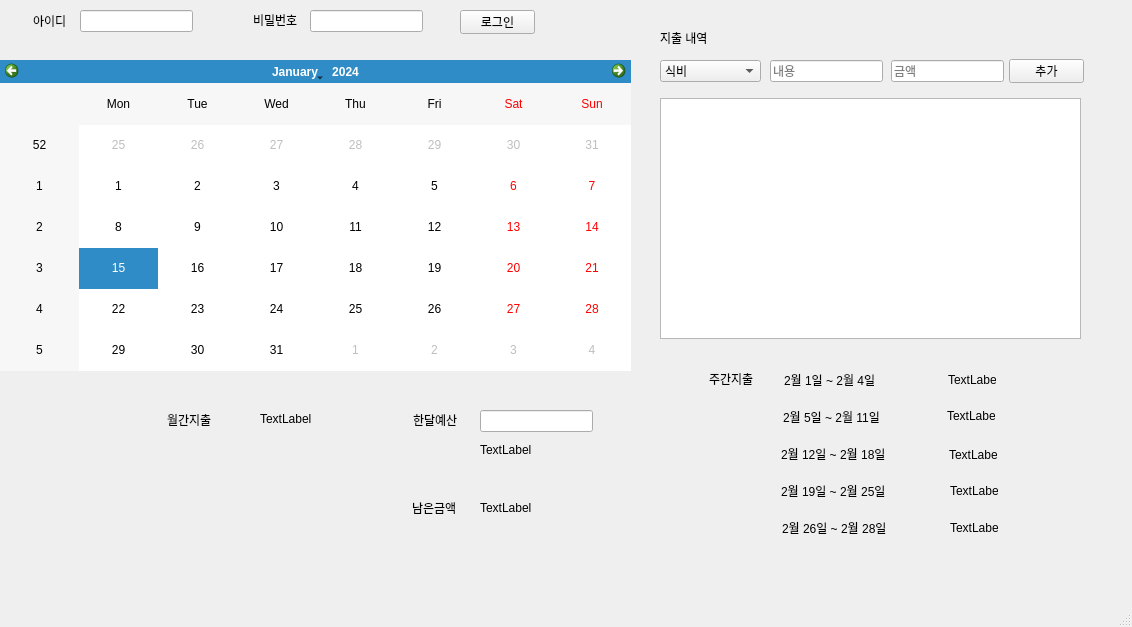
Above: mainwindow.ui from soyyoonn/cpp_gui before the change. Below: the same form after it.
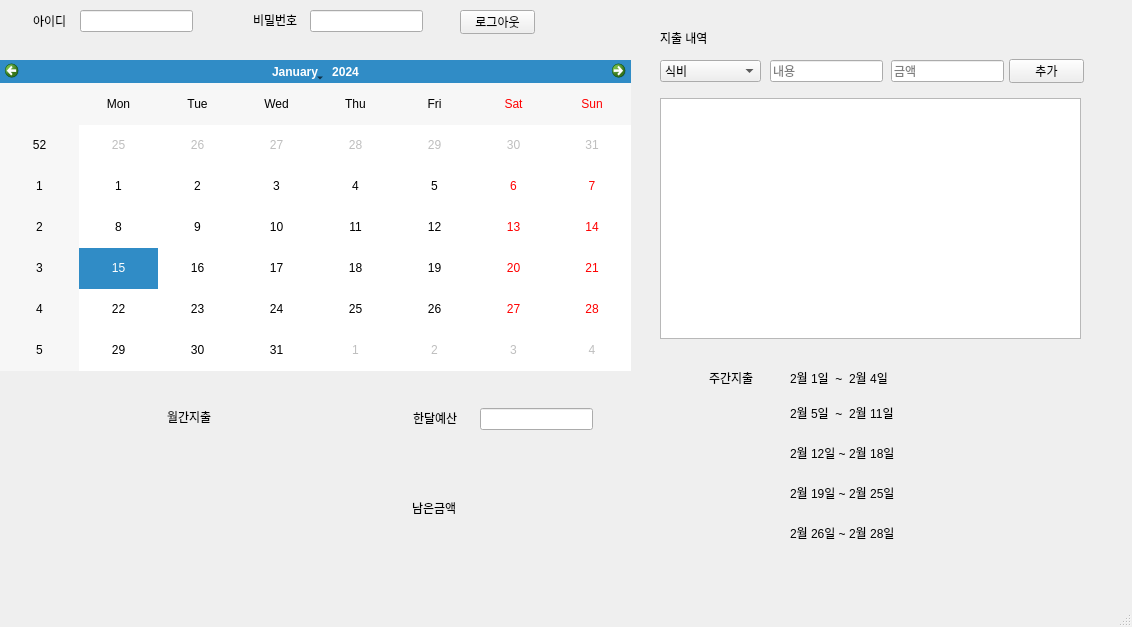
That is the form after the change. The open tabs and pages were chosen to show the change.

```diff
--- a/mainwindow.ui
+++ b/mainwindow.ui
@@ -128,7 +128,7 @@
       <property name="geometry">
        <rect>
         <x>167</x>
-        <y>404</y>
+        <y>401</y>
         <width>51</width>
         <height>31</height>
        </rect>
@@ -141,7 +141,7 @@
       <property name="geometry">
        <rect>
         <x>413</x>
-        <y>412</y>
+        <y>410</y>
         <width>48</width>
         <height>16</height>
        </rect>
@@ -167,7 +167,7 @@
       <property name="geometry">
        <rect>
         <x>709</x>
-        <y>371</y>
+        <y>370</y>
         <width>48</width>
         <height>16</height>
        </rect>
@@ -176,50 +176,11 @@
        <string>주간지출</string>
       </property>
      </widget>
-     <widget class="QLabel" name="label_5">
-      <property name="geometry">
-       <rect>
-        <x>784</x>
-        <y>372</y>
-        <width>111</width>
-        <height>16</height>
-       </rect>
-      </property>
-      <property name="text">
-       <string>2월 1일 ~ 2월 4일</string>
-      </property>
-     </widget>
-     <widget class="QLabel" name="label_6">
-      <property name="geometry">
-       <rect>
-        <x>783</x>
-        <y>409</y>
-        <width>111</width>
-        <height>16</height>
-       </rect>
-      </property>
-      <property name="text">
-       <string>2월 5일 ~ 2월 11일</string>
-      </property>
-     </widget>
-     <widget class="QLabel" name="label_7">
-      <property name="geometry">
-       <rect>
-        <x>781</x>
-        <y>446</y>
-        <width>121</width>
-        <height>16</height>
-       </rect>
-      </property>
-      <property name="text">
-       <string>2월 12일 ~ 2월 18일</string>
-      </property>
-     </widget>
      <widget class="QLabel" name="label_8">
       <property name="geometry">
        <rect>
-        <x>781</x>
-        <y>483</y>
+        <x>790</x>
+        <y>485</y>
         <width>121</width>
         <height>16</height>
        </rect>
@@ -231,8 +192,8 @@
      <widget class="QLabel" name="label_9">
       <property name="geometry">
        <rect>
-        <x>782</x>
-        <y>520</y>
+        <x>790</x>
+        <y>525</y>
         <width>121</width>
         <height>16</height>
        </rect>
@@ -241,69 +202,30 @@
        <string>2월 26일 ~ 2월 28일</string>
       </property>
      </widget>
-     <widget class="QLabel" name="week1">
-      <property name="geometry">
-       <rect>
-        <x>948</x>
-        <y>372</y>
-        <width>48</width>
-        <height>16</height>
-       </rect>
-      </property>
-      <property name="text">
-       <string>TextLabel</string>
-      </property>
-     </widget>
-     <widget class="QLabel" name="week2">
-      <property name="geometry">
-       <rect>
-        <x>947</x>
-        <y>408</y>
-        <width>48</width>
-        <height>16</height>
-       </rect>
-      </property>
-      <property name="text">
-       <string>TextLabel</string>
-      </property>
-     </widget>
-     <widget class="QLabel" name="week3">
-      <property name="geometry">
-       <rect>
-        <x>949</x>
-        <y>447</y>
-        <width>48</width>
-        <height>16</height>
-       </rect>
-      </property>
-      <property name="text">
-       <string>TextLabel</string>
-      </property>
-     </widget>
      <widget class="QLabel" name="week4">
       <property name="geometry">
        <rect>
-        <x>950</x>
-        <y>483</y>
+        <x>939</x>
+        <y>485</y>
         <width>48</width>
         <height>16</height>
        </rect>
       </property>
       <property name="text">
-       <string>TextLabel</string>
+       <string/>
       </property>
      </widget>
      <widget class="QLabel" name="week5">
       <property name="geometry">
        <rect>
-        <x>950</x>
-        <y>520</y>
+        <x>939</x>
+        <y>525</y>
         <width>48</width>
         <height>16</height>
        </rect>
       </property>
       <property name="text">
-       <string>TextLabel</string>
+       <string/>
       </property>
      </widget>
      <widget class="QLineEdit" name="id">
@@ -329,19 +251,6 @@
        <enum>QLineEdit::Password</enum>
       </property>
      </widget>
-     <widget class="QPushButton" name="btn_login">
-      <property name="geometry">
-       <rect>
-        <x>460</x>
-        <y>10</y>
-        <width>75</width>
-        <height>24</height>
-       </rect>
-      </property>
-      <property name="text">
-       <string>로그인</string>
-      </property>
-     </widget>
      <widget class="QLabel" name="label_15">
       <property name="geometry">
        <rect>
@@ -385,7 +294,7 @@
       <property name="geometry">
        <rect>
         <x>480</x>
-        <y>410</y>
+        <y>408</y>
         <width>113</width>
         <height>22</height>
        </rect>
@@ -394,14 +303,14 @@
      <widget class="QLabel" name="month_money">
       <property name="geometry">
        <rect>
-        <x>260</x>
-        <y>411</y>
-        <width>71</width>
+        <x>252</x>
+        <y>410</y>
+        <width>91</width>
         <height>16</height>
        </rect>
       </property>
       <property name="text">
-       <string>TextLabel</string>
+       <string/>
       </property>
      </widget>
      <widget class="QLabel" name="change">
@@ -414,7 +323,7 @@
        </rect>
       </property>
       <property name="text">
-       <string>TextLabel</string>
+       <string/>
       </property>
      </widget>
      <widget class="QLabel" name="budget">
@@ -427,7 +336,128 @@
        </rect>
       </property>
       <property name="text">
-       <string>TextLabel</string>
+       <string/>
+      </property>
+     </widget>
+     <widget class="QStackedWidget" name="loginstack">
+      <property name="geometry">
+       <rect>
+        <x>440</x>
+        <y>10</y>
+        <width>120</width>
+        <height>31</height>
+       </rect>
+      </property>
+      <property name="currentIndex">
+       <number>0</number>
+      </property>
+      <widget class="QWidget" name="page_3">
+       <widget class="QPushButton" name="btn_login">
+        <property name="geometry">
+         <rect>
+          <x>20</x>
+          <y>0</y>
+          <width>75</width>
+          <height>24</height>
+         </rect>
+        </property>
+        <property name="text">
+         <string>로그인</string>
+        </property>
+       </widget>
+      </widget>
+      <widget class="QWidget" name="page_4">
+       <widget class="QPushButton" name="btn_login_2">
+        <property name="geometry">
+         <rect>
+          <x>20</x>
+          <y>0</y>
+          <width>75</width>
+          <height>24</height>
+         </rect>
+        </property>
+        <property name="text">
+         <string>로그아웃</string>
+        </property>
+       </widget>
+      </widget>
+     </widget>
+     <widget class="QLabel" name="label_10">
+      <property name="geometry">
+       <rect>
+        <x>790</x>
+        <y>445</y>
+        <width>121</width>
+        <height>16</height>
+       </rect>
+      </property>
+      <property name="text">
+       <string>2월 12일 ~ 2월 18일</string>
+      </property>
+     </widget>
+     <widget class="QLabel" name="label_11">
+      <property name="geometry">
+       <rect>
+        <x>790</x>
+        <y>405</y>
+        <width>121</width>
+        <height>16</height>
+       </rect>
+      </property>
+      <property name="text">
+       <string>2월 5일  ~  2월 11일</string>
+      </property>
+     </widget>
+     <widget class="QLabel" name="label_12">
+      <property name="geometry">
+       <rect>
+        <x>790</x>
+        <y>370</y>
+        <width>121</width>
+        <height>16</height>
+       </rect>
+      </property>
+      <property name="text">
+       <string>2월 1일  ~  2월 4일</string>
+      </property>
+     </widget>
+     <widget class="QLabel" name="week1">
+      <property name="geometry">
+       <rect>
+        <x>939</x>
+        <y>370</y>
+        <width>48</width>
+        <height>16</height>
+       </rect>
+      </property>
+      <property name="text">
+       <string/>
+      </property>
+     </widget>
+     <widget class="QLabel" name="week2">
+      <property name="geometry">
+       <rect>
+        <x>939</x>
+        <y>405</y>
+        <width>48</width>
+        <height>16</height>
+       </rect>
+      </property>
+      <property name="text">
+       <string/>
+      </property>
+     </widget>
+     <widget class="QLabel" name="week3">
+      <property name="geometry">
+       <rect>
+        <x>939</x>
+        <y>445</y>
+        <width>48</width>
+        <height>16</height>
+       </rect>
+      </property>
+      <property name="text">
+       <string/>
       </property>
      </widget>
     </widget>
```
